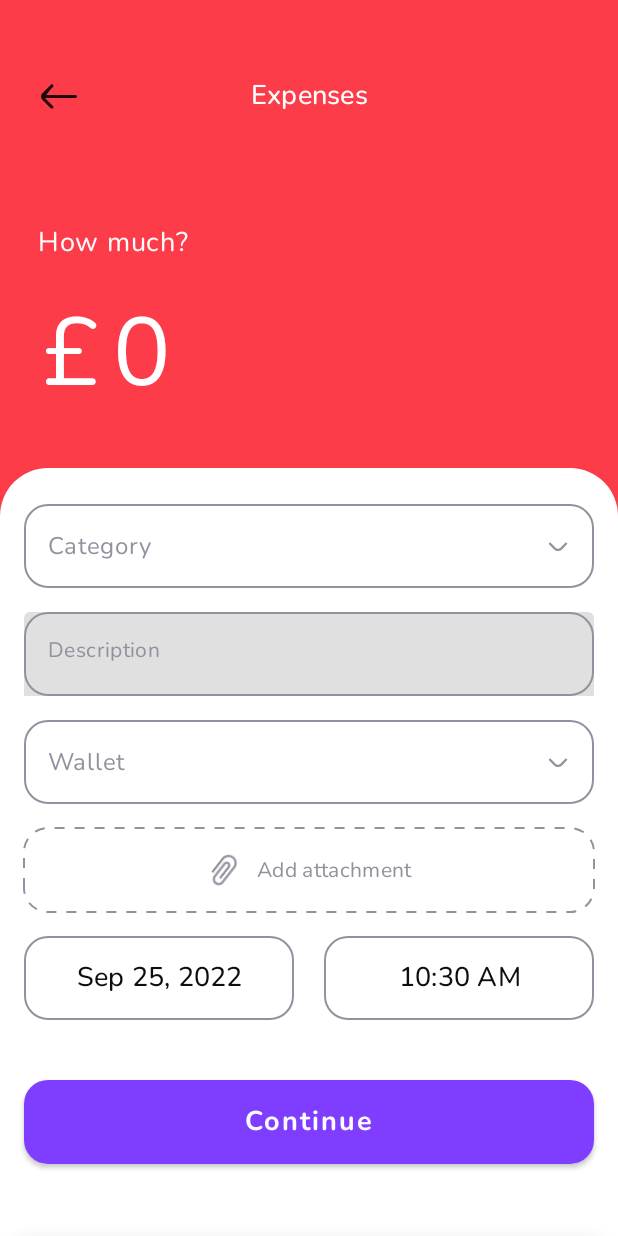
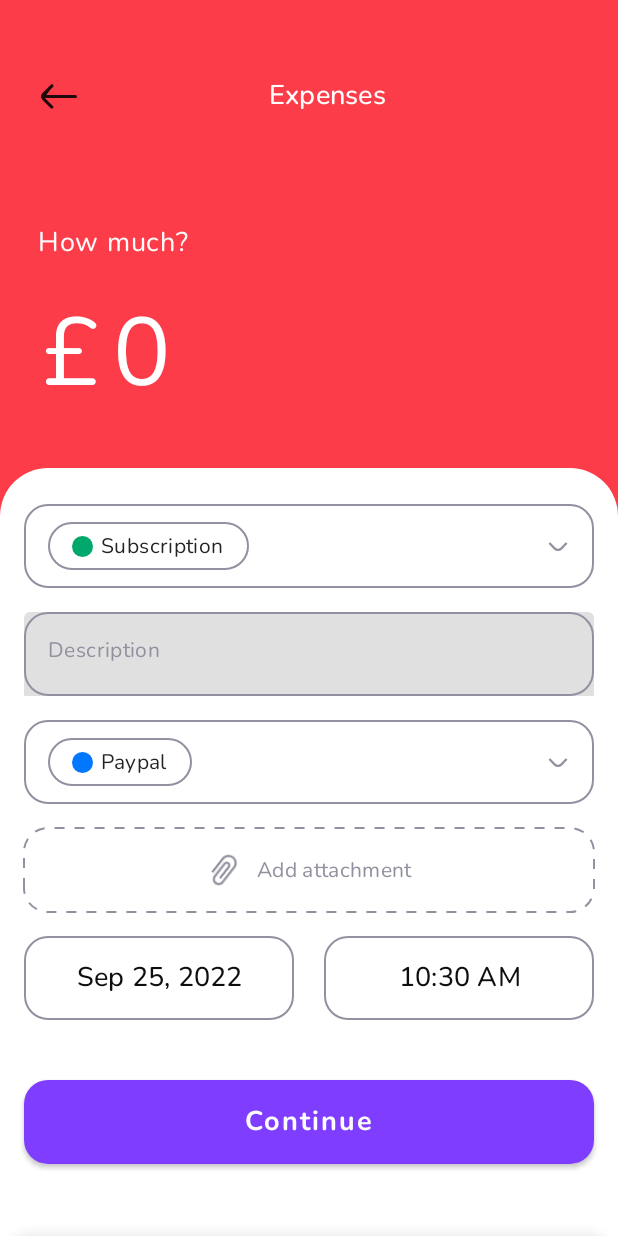
Before and after one commit to HenryUdorji/Money-Tracker, an Android app built with Jetpack Compose: the composable ExpenseScreen shown on its own in the app's theme, on a phone screen of 412 x 824 dp. Run offline under Robolectric (Android 15) with nearby library versions, the phone set to English and light mode, and no system bars; our stand-ins replace Dagger/Hilt's generated code, Room's generated code; libraries missing offline, so code that uses them is left out: com.ramcosta.composedestinations; 6 statements that could not run were skipped.

Commit message:
wip - implemented bottom sheet for categories

```diff
--- a/app/src/main/AndroidManifest.xml
+++ b/app/src/main/AndroidManifest.xml
@@ -18,6 +18,7 @@
             android:name=".presentation.MainActivity"
             android:exported="true"
             android:label="@string/app_name"
+            android:screenOrientation="portrait"
             android:theme="@style/Theme.MoneyTracker">
             <intent-filter>
                 <action android:name="android.intent.action.MAIN" />
--- a/app/src/main/assets/category.json
+++ b/app/src/main/assets/category.json
@@ -4,13 +4,13 @@
     "icon": 0,
     "name": "Rent",
     "type": "Expense",
-    "color": 0
+    "tint": 0
   },
   {
     "id": 0,
     "icon": 0,
     "name": "Fee",
     "type": "Expense",
-    "color": 0
+    "tint": 0
   }
 ]
--- a/app/src/main/java/com/hashconcepts/moneytracker/common/components/CustomToolbar.kt
+++ b/app/src/main/java/com/hashconcepts/moneytracker/common/components/CustomToolbar.kt
@@ -53,12 +53,10 @@ fun CustomToolbar(
                 .weight(1f)
         )
 
-        IconButton(onClick = { onBackClicked() }) {
-            Icon(
-                painter = painterResource(id = R.drawable.ic_back_arrow),
-                contentDescription = null,
-                tint = Color.Transparent
-            )
-        }
+        Icon(
+            painter = painterResource(id = R.drawable.ic_back_arrow),
+            contentDescription = null,
+            tint = Color.Transparent
+        )
     }
 }
--- a/app/src/main/java/com/hashconcepts/moneytracker/data/CategoryData.kt
+++ b/app/src/main/java/com/hashconcepts/moneytracker/data/CategoryData.kt
@@ -1,5 +1,6 @@
 package com.hashconcepts.moneytracker.data
 
+import com.hashconcepts.moneytracker.R
 import com.hashconcepts.moneytracker.domain.entities.Category
 import com.hashconcepts.moneytracker.domain.entities.TransactionType
 
@@ -10,10 +11,10 @@ import com.hashconcepts.moneytracker.domain.entities.TransactionType
  */
 object CategoryData {
     val categories = listOf(
-        Category(icon = 0, name = "Rent", type = TransactionType.Expense, color = 0),
-        Category(icon = 0, name = "Fee", type = TransactionType.Expense, color = 0),
-        Category(icon = 0, name = "Tax", type = TransactionType.Expense, color = 0),
-        Category(icon = 0, name = "Insurance", type = TransactionType.Expense, color = 0),
-        Category(icon = 0, name = "Education", type = TransactionType.Expense, color = 0),
+        Category(icon = R.drawable.profile_image, name = "Rent", type = TransactionType.Expense, tint = 0xFFFD3C4A),
+        Category(icon = R.drawable.profile_image, name = "Fee", type = TransactionType.Expense, tint = 0xFFFD3C4A),
+        Category(icon = R.drawable.profile_image, name = "Tax", type = TransactionType.Expense, tint = 0xFFFD3C4A),
+        Category(icon = R.drawable.profile_image, name = "Insurance", type = TransactionType.Expense, tint = 0xFFFD3C4A),
+        Category(icon = R.drawable.profile_image, name = "Education", type = TransactionType.Expense, tint = 0xFFFD3C4A),
     )
 }
--- a/app/src/main/java/com/hashconcepts/moneytracker/domain/entities/Category.kt
+++ b/app/src/main/java/com/hashconcepts/moneytracker/domain/entities/Category.kt
@@ -17,5 +17,5 @@ data class Category(
     val name: String,
     val icon: Int,
     val type: TransactionType,
-    val color: Int,
+    val tint: Long,
 )
--- a/app/src/main/java/com/hashconcepts/moneytracker/presentation/transactions/components/CustomDropDown.kt
+++ b/app/src/main/java/com/hashconcepts/moneytracker/presentation/transactions/components/CustomDropDown.kt
@@ -1,7 +1,10 @@
 package com.hashconcepts.moneytracker.presentation.transactions.components
 
+import androidx.compose.foundation.background
 import androidx.compose.foundation.border
+import androidx.compose.foundation.clickable
 import androidx.compose.foundation.layout.*
+import androidx.compose.foundation.shape.CircleShape
 import androidx.compose.foundation.shape.RoundedCornerShape
 import androidx.compose.material.Icon
 import androidx.compose.material.MaterialTheme
@@ -9,10 +12,12 @@ import androidx.compose.material.Text
 import androidx.compose.runtime.Composable
 import androidx.compose.ui.Alignment
 import androidx.compose.ui.Modifier
+import androidx.compose.ui.graphics.Color
 import androidx.compose.ui.res.painterResource
 import androidx.compose.ui.unit.dp
 import androidx.compose.ui.unit.sp
 import com.hashconcepts.moneytracker.R
+import com.hashconcepts.moneytracker.ui.theme.Dark50
 import com.hashconcepts.moneytracker.ui.theme.Light20
 
 /**
@@ -23,7 +28,10 @@ import com.hashconcepts.moneytracker.ui.theme.Light20
 
 @Composable
 fun CustomDropDown(
-    label: String,
+    hint: String,
+    label: String?,
+    tint: Color,
+    onDropDownClicked: () -> Unit,
 ) {
     Row(
         verticalAlignment = Alignment.CenterVertically,
@@ -33,13 +41,43 @@ fun CustomDropDown(
             .border(width = 1.dp, color = Light20, shape = RoundedCornerShape(16.dp))
             .height(56.dp)
             .padding(horizontal = 16.dp, vertical = 12.dp)
+            .clickable { onDropDownClicked() }
     ) {
-        Text(
-            text = label,
-            style = MaterialTheme.typography.body1,
-            fontSize = 16.sp,
-            color = Light20
-        )
+        if (label == null) {
+            Text(
+                text = hint,
+                style = MaterialTheme.typography.body1,
+                fontSize = 16.sp,
+                color = Light20
+            )
+        } else {
+            Row(
+                verticalAlignment = Alignment.CenterVertically,
+                modifier = Modifier
+                    .border(
+                        width = 1.dp,
+                        shape = RoundedCornerShape(32.dp),
+                        color = Light20
+                    )
+                    .height(33.dp)
+                    .padding(horizontal = 16.dp)
+            ) {
+                Box(
+                    modifier = Modifier
+                        .size(14.dp)
+                        .background(color = tint, shape = CircleShape)
+                )
+
+                Spacer(modifier = Modifier.width(5.dp))
+
+                Text(
+                    text = label,
+                    style = MaterialTheme.typography.body2,
+                    fontSize = 14.sp,
+                    color = Dark50
+                )
+            }
+        }
 
         Icon(
             painter = painterResource(id = R.drawable.ic_arrow_down),
--- /dev/null
+++ b/app/src/main/java/com/hashconcepts/moneytracker/presentation/transactions/components/DropDownBottomSheet.kt
@@ -0,0 +1,122 @@
+package com.hashconcepts.moneytracker.presentation.transactions.components
+
+import androidx.compose.foundation.Image
+import androidx.compose.foundation.background
+import androidx.compose.foundation.border
+import androidx.compose.foundation.layout.*
+import androidx.compose.foundation.lazy.grid.GridCells
+import androidx.compose.foundation.lazy.grid.LazyVerticalGrid
+import androidx.compose.foundation.lazy.grid.items
+import androidx.compose.foundation.shape.CircleShape
+import androidx.compose.foundation.shape.RoundedCornerShape
+import androidx.compose.material.*
+import androidx.compose.runtime.Composable
+import androidx.compose.ui.Alignment
+import androidx.compose.ui.Modifier
+import androidx.compose.ui.graphics.Color
+import androidx.compose.ui.res.painterResource
+import androidx.compose.ui.res.stringResource
+import androidx.compose.ui.unit.dp
+import androidx.compose.ui.unit.sp
+import com.hashconcepts.moneytracker.R
+import com.hashconcepts.moneytracker.domain.entities.Category
+import com.hashconcepts.moneytracker.ui.theme.Dark100
+import com.hashconcepts.moneytracker.ui.theme.Dark75
+import com.hashconcepts.moneytracker.ui.theme.Light100
+import com.hashconcepts.moneytracker.ui.theme.Light20
+
+/**
+ * @created 24/09/2022 - 9:36 PM
+ * @project Money Tracker
+ * @author  ifechukwu.udorji
+ */
+
+@OptIn(ExperimentalMaterialApi::class)
+@Composable
+fun DropDownBottomSheet(
+    bottomSheetState: ModalBottomSheetState,
+    dropDownItems: List<Category>
+) {
+    ModalBottomSheetLayout(
+        sheetState = bottomSheetState,
+        sheetShape = RoundedCornerShape(topStart = 24.dp, topEnd = 24.dp),
+        sheetBackgroundColor = Light100,
+        sheetElevation = 20.dp,
+        scrimColor = Light20.copy(alpha = 0.2f),
+        sheetContent = {
+            SheetContent(dropDownItems)
+        }
+    ) {}
+}
+
+@Composable
+fun SheetContent(dropDownItems: List<Category>) {
+    Column(
+        horizontalAlignment = Alignment.CenterHorizontally,
+        modifier = Modifier
+            .fillMaxWidth()
+            .padding(15.dp)
+    ) {
+        Text(
+            text = stringResource(R.string.select_a_category),
+            style = MaterialTheme.typography.h4,
+            fontSize = 16.sp,
+            color = Dark75
+        )
+
+        Spacer(modifier = Modifier.height(20.dp))
+
+        LazyVerticalGrid(
+            columns = GridCells.Fixed(3),
+            horizontalArrangement = Arrangement.spacedBy(10.dp),
+            verticalArrangement = Arrangement.spacedBy(10.dp),
+        ) {
+            items(dropDownItems) { dropDownItem ->
+                DropDownItem(dropDownItem = dropDownItem)
+            }
+        }
+
+        Spacer(modifier = Modifier.height(20.dp))
+
+        Row(
+            horizontalArrangement = Arrangement.Center,
+            verticalAlignment = Alignment.CenterVertically,
+            modifier = Modifier
+                .height(56.dp)
+                .border(width = 1.dp, color = Light20, shape = RoundedCornerShape(5.dp))
+                .padding(horizontal = 10.dp)
+        ) {
+            Icon(
+                painter = painterResource(id = R.drawable.ic_add_circle),
+                contentDescription = null,
+                tint = Color.Unspecified
+            )
+
+            Spacer(modifier = Modifier.width(8.dp))
+
+            Text(
+                text = stringResource(R.string.add_new_category),
+                style = MaterialTheme.typography.h4,
+                color = Dark75,
+                fontSize = 14.sp
+            )
+        }
+    }
+}
+
+@Composable
+fun DropDownItem(dropDownItem: Category) {
+    Column(
+        horizontalAlignment = Alignment.CenterHorizontally,
+    ) {
+        Image(
+            painter = painterResource(id = dropDownItem.icon),
+            contentDescription = null,
+            modifier = Modifier
+                .size(50.dp)
+                .background(shape = CircleShape, color = Color.Transparent)
+        )
+
+        Text(text = dropDownItem.name, style = MaterialTheme.typography.body2, color = Dark100)
+    }
+}
--- a/app/src/main/java/com/hashconcepts/moneytracker/presentation/transactions/components/FilePickerBottomSheetDialog.kt
+++ b/app/src/main/java/com/hashconcepts/moneytracker/presentation/transactions/components/FilePickerBottomSheetDialog.kt
@@ -14,10 +14,7 @@ import androidx.compose.ui.res.painterResource
 import androidx.compose.ui.res.stringResource
 import androidx.compose.ui.unit.dp
 import com.hashconcepts.moneytracker.R
-import com.hashconcepts.moneytracker.ui.theme.Light100
-import com.hashconcepts.moneytracker.ui.theme.Violet100
-import com.hashconcepts.moneytracker.ui.theme.Violet20
-import com.hashconcepts.moneytracker.ui.theme.Violet40
+import com.hashconcepts.moneytracker.ui.theme.*
 
 /**
  * @created 31/07/2022 - 10:42 PM
@@ -38,7 +35,7 @@ fun FilePickerBottomSheetDialog(
         sheetShape = RoundedCornerShape(topStart = 24.dp, topEnd = 24.dp),
         sheetBackgroundColor = Light100,
         sheetElevation = 20.dp,
-        scrimColor = Violet20.copy(alpha = 0.5f),
+        scrimColor = Light20.copy(alpha = 0.2f),
         sheetContent = {
             SheetContent(
                 onCameraClicked = { onCameraClicked() },
--- a/app/src/main/java/com/hashconcepts/moneytracker/presentation/transactions/expenses/ExpenseScreen.kt
+++ b/app/src/main/java/com/hashconcepts/moneytracker/presentation/transactions/expenses/ExpenseScreen.kt
@@ -19,13 +19,13 @@ import androidx.hilt.navigation.compose.hiltViewModel
 import com.hashconcepts.moneytracker.common.components.*
 import com.hashconcepts.moneytracker.common.showDatePickerDialog
 import com.hashconcepts.moneytracker.common.showTimePickerDialog
+import com.hashconcepts.moneytracker.data.CategoryData
 import com.hashconcepts.moneytracker.presentation.transactions.components.*
 import com.hashconcepts.moneytracker.ui.theme.*
 import com.ramcosta.composedestinations.annotation.Destination
 import com.ramcosta.composedestinations.navigation.DestinationsNavigator
 import kotlinx.coroutines.CoroutineScope
 import kotlinx.coroutines.launch
-import java.util.*
 
 /**
  * @created 23/09/2022 - 6:23 PM
@@ -41,6 +41,8 @@ fun ExpenseScreen(
     viewModel: ExpenseViewModel = hiltViewModel()
 ) {
     val bottomSheetState =
+        rememberModalBottomSheetState(initialValue = ModalBottomSheetValue.Hidden)
+    val dropDownSheetState =
         rememberModalBottomSheetState(initialValue = ModalBottomSheetValue.Hidden)
     val coroutineScope = rememberCoroutineScope()
 
@@ -59,7 +61,7 @@ fun ExpenseScreen(
 
         Spacer(modifier = Modifier.height(16.dp))
 
-        FormFieldSection(bottomSheetState, coroutineScope, viewModel)
+        FormFieldSection(bottomSheetState, dropDownSheetState, coroutineScope, viewModel)
     }
 
     FilePickerBottomSheetDialog(
@@ -80,12 +82,18 @@ fun ExpenseScreen(
             }
         }
     )
+
+    DropDownBottomSheet(
+        bottomSheetState = dropDownSheetState,
+        dropDownItems = CategoryData.categories
+    )
 }
 
 @OptIn(ExperimentalMaterialApi::class)
 @Composable
 fun ColumnScope.FormFieldSection(
     bottomSheetState: ModalBottomSheetState,
+    dropDownSheetState: ModalBottomSheetState,
     coroutineScope: CoroutineScope,
     viewModel: ExpenseViewModel
 ) {
@@ -100,7 +108,16 @@ fun ColumnScope.FormFieldSection(
             .padding(vertical = 24.dp, horizontal = 16.dp)
             .verticalScroll(rememberScrollState())
     ) {
-        CustomDropDown(label = stringResource(R.string.category))
+        CustomDropDown(
+            hint = stringResource(R.string.category),
+            label = "Subscription",
+            tint = Green100,
+            onDropDownClicked = {
+                coroutineScope.launch {
+                    dropDownSheetState.show()
+                }
+            }
+        )
 
         Spacer(modifier = Modifier.height(16.dp))
 
@@ -114,7 +131,16 @@ fun ColumnScope.FormFieldSection(
 
         Spacer(modifier = Modifier.height(16.dp))
 
-        CustomDropDown(label = stringResource(R.string.wallet))
+        CustomDropDown(
+            hint = stringResource(R.string.wallet),
+            label = "Paypal",
+            tint = Blue100,
+            onDropDownClicked = {
+                coroutineScope.launch {
+                    dropDownSheetState.show()
+                }
+            }
+        )
 
         Spacer(modifier = Modifier.height(16.dp))
 
--- a/app/src/main/java/com/hashconcepts/moneytracker/presentation/transactions/expenses/ExpenseViewModel.kt
+++ b/app/src/main/java/com/hashconcepts/moneytracker/presentation/transactions/expenses/ExpenseViewModel.kt
@@ -1,9 +1,13 @@
 package com.hashconcepts.moneytracker.presentation.transactions.expenses
 
 import androidx.lifecycle.ViewModel
+import androidx.lifecycle.viewModelScope
 import com.hashconcepts.moneytracker.common.UtilMethods
+import com.hashconcepts.moneytracker.data.MoneyTrackerDao
 import dagger.hilt.android.lifecycle.HiltViewModel
+import kotlinx.coroutines.launch
 import java.util.*
+import javax.inject.Inject
 
 /**
  * @created 23/09/2022 - 6:29 PM
@@ -11,9 +15,15 @@ import java.util.*
  * @author  ifechukwu.udorji
  */
 
-//@HiltViewModel
-class ExpenseViewModel: ViewModel() {
+@HiltViewModel
+class ExpenseViewModel @Inject constructor(
+    private val moneyTrackerDao: MoneyTrackerDao
+): ViewModel() {
     val currencySymbol = UtilMethods.fetchCurrency(Locale.UK)
     val todayDate = UtilMethods.getTodayDate(System.currentTimeMillis())
     val currentTime = UtilMethods.getCurrentTime(System.currentTimeMillis())
+
+    suspend fun getCategories() = viewModelScope.launch {
+       moneyTrackerDao.getCategories()
+    }
 }
--- /dev/null
+++ b/app/src/main/res/drawable/ic_add_circle.xml
@@ -0,0 +1,5 @@
+<vector android:height="24dp" android:tint="#000000"
+    android:viewportHeight="24" android:viewportWidth="24"
+    android:width="24dp" xmlns:android="http://schemas.android.com/apk/res/android">
+    <path android:fillColor="@android:color/white" android:pathData="M13,7h-2v4L7,11v2h4v4h2v-4h4v-2h-4L13,7zM12,2C6.48,2 2,6.48 2,12s4.48,10 10,10 10,-4.48 10,-10S17.52,2 12,2zM12,20c-4.41,0 -8,-3.59 -8,-8s3.59,-8 8,-8 8,3.59 8,8 -3.59,8 -8,8z"/>
+</vector>
--- a/app/src/main/res/values/strings.xml
+++ b/app/src/main/res/values/strings.xml
@@ -23,4 +23,6 @@
     <string name="camera">Camera</string>
     <string name="gallery">Gallery</string>
     <string name="document">Document</string>
+    <string name="add_new_category">ADD NEW CATEGORY</string>
+    <string name="select_a_category">Select a category</string>
 </resources>
```
Also changed, not shown: 1 other file.
